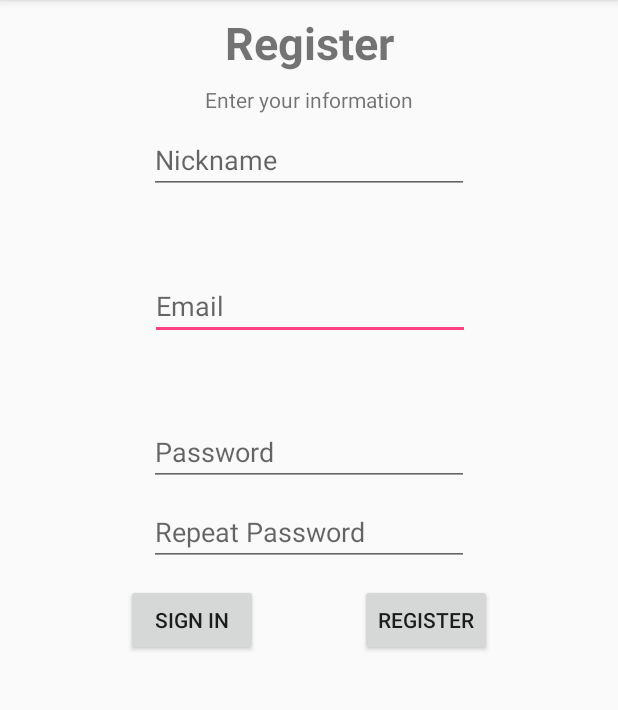
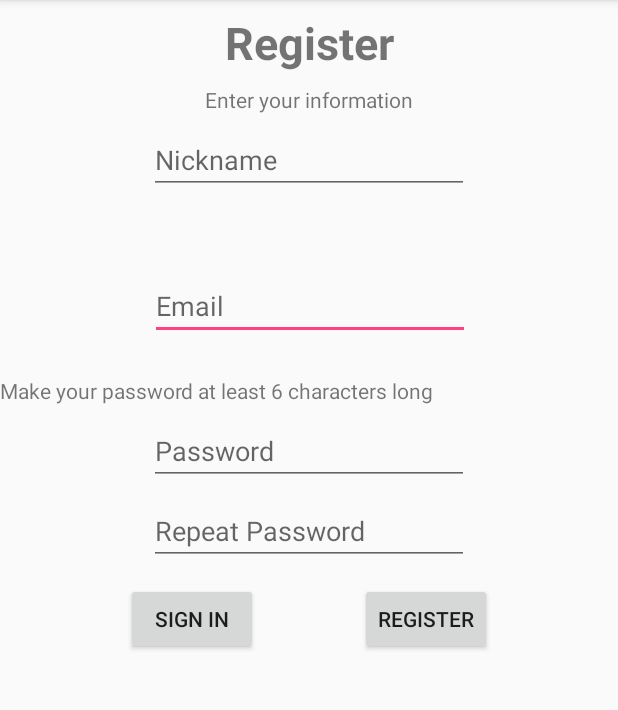
Before and after one commit to iliendo/ChatApp, an Android app: the screen it shows after launch (MainActivity), on a phone screen of 412 x 824 dp, the part 84-794 px from its top. Run offline under Robolectric (Android 15) with nearby library versions, the phone set to English and light mode, and no system bars; our stand-ins replace Firebase (no records; nobody signed in at launch, a user with empty details on screens opened directly).

Commit message:
Added password instruction

```diff
--- a/app/src/main/res/layout/activity_main.xml
+++ b/app/src/main/res/layout/activity_main.xml
@@ -39,13 +39,13 @@
         android:layout_height="wrap_content"
         android:layout_marginEnd="8dp"
         android:layout_marginStart="8dp"
-        android:layout_marginTop="52dp"
+        android:layout_marginTop="8dp"
         android:ems="10"
         android:hint="Password"
         android:inputType="textPassword"
         app:layout_constraintEnd_toEndOf="parent"
         app:layout_constraintStart_toStartOf="parent"
-        app:layout_constraintTop_toBottomOf="@+id/et_email" />
+        app:layout_constraintTop_toBottomOf="@+id/textView" />
 
     <EditText
         android:id="@+id/et_nickname"
@@ -114,4 +114,13 @@
         app:layout_constraintEnd_toEndOf="parent"
         app:layout_constraintStart_toStartOf="parent"
         app:layout_constraintTop_toTopOf="parent" />
+
+    <TextView
+        android:id="@+id/textView"
+        android:layout_width="wrap_content"
+        android:layout_height="wrap_content"
+        android:layout_marginTop="24dp"
+        android:text="Make your password at least 6 characters long"
+        app:layout_constraintTop_toBottomOf="@+id/et_email"
+        tools:layout_editor_absoluteX="47dp" />
 </android.support.constraint.ConstraintLayout>
```
